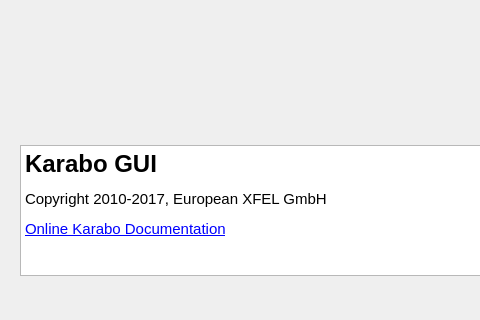
The window that src/pythonGui/karabo_gui/dialogs/about.ui (European-XFEL/Karabo) describes before a commit, drawn with Qt 5; both pictures show x 0 to 480 and y 345 to 665 of the 865 by 665 pixel window.
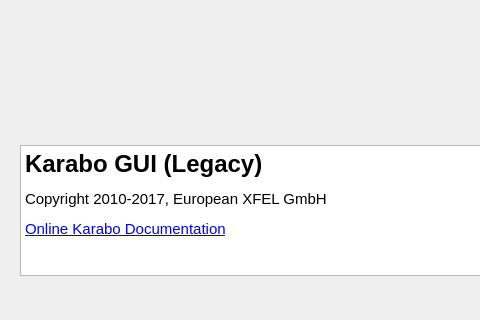
The same window after the commit.

Commit message: Use Old GUI as default

What changed in the file:
```diff
--- a/src/pythonGui/karabo_gui/dialogs/about.ui
+++ b/src/pythonGui/karabo_gui/dialogs/about.ui
@@ -61,7 +61,7 @@
 &lt;html&gt;&lt;head&gt;&lt;meta name=&quot;qrichtext&quot; content=&quot;1&quot; /&gt;&lt;style type=&quot;text/css&quot;&gt;
 p, li { white-space: pre-wrap; }
 &lt;/style&gt;&lt;/head&gt;&lt;body style=&quot; font-family:'Ubuntu'; font-size:11pt; font-weight:400; font-style:normal;&quot;&gt;
-&lt;p style=&quot; margin-top:12px; margin-bottom:12px; margin-left:0px; margin-right:0px; -qt-block-indent:0; text-indent:0px;&quot;&gt;&lt;span style=&quot; font-size:18pt; font-weight:600;&quot;&gt;Karabo GUI&lt;/span&gt;&lt;/p&gt;
+&lt;p style=&quot; margin-top:12px; margin-bottom:12px; margin-left:0px; margin-right:0px; -qt-block-indent:0; text-indent:0px;&quot;&gt;&lt;span style=&quot; font-size:18pt; font-weight:600;&quot;&gt;Karabo GUI (Legacy)&lt;/span&gt;&lt;/p&gt;
 &lt;p style=&quot; margin-top:12px; margin-bottom:12px; margin-left:0px; margin-right:0px; -qt-block-indent:0; text-indent:0px;&quot;&gt;Copyright 2010-2017, European XFEL GmbH&lt;/p&gt;
 &lt;p style=&quot; margin-top:12px; margin-bottom:12px; margin-left:0px; margin-right:0px; -qt-block-indent:0; text-indent:0px;&quot;&gt;&lt;a href=&quot;https://in.xfel.eu/readthedocs/docs/karabo/en/latest/&quot;&gt;&lt;span style=&quot; text-decoration: underline; color:#0000ff;&quot;&gt;Online Karabo Documentation&lt;/span&gt;&lt;/a&gt;&lt;/p&gt;&lt;/body&gt;&lt;/html&gt;</string>
    </property>
```
The commit also changes 1 other file.
